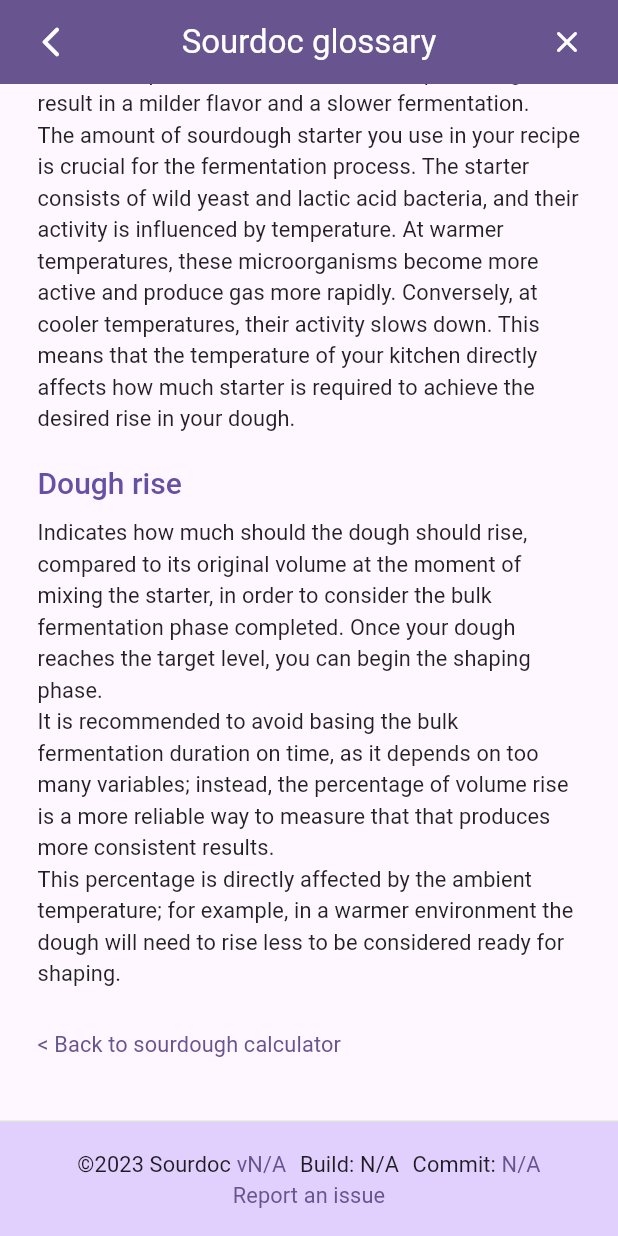
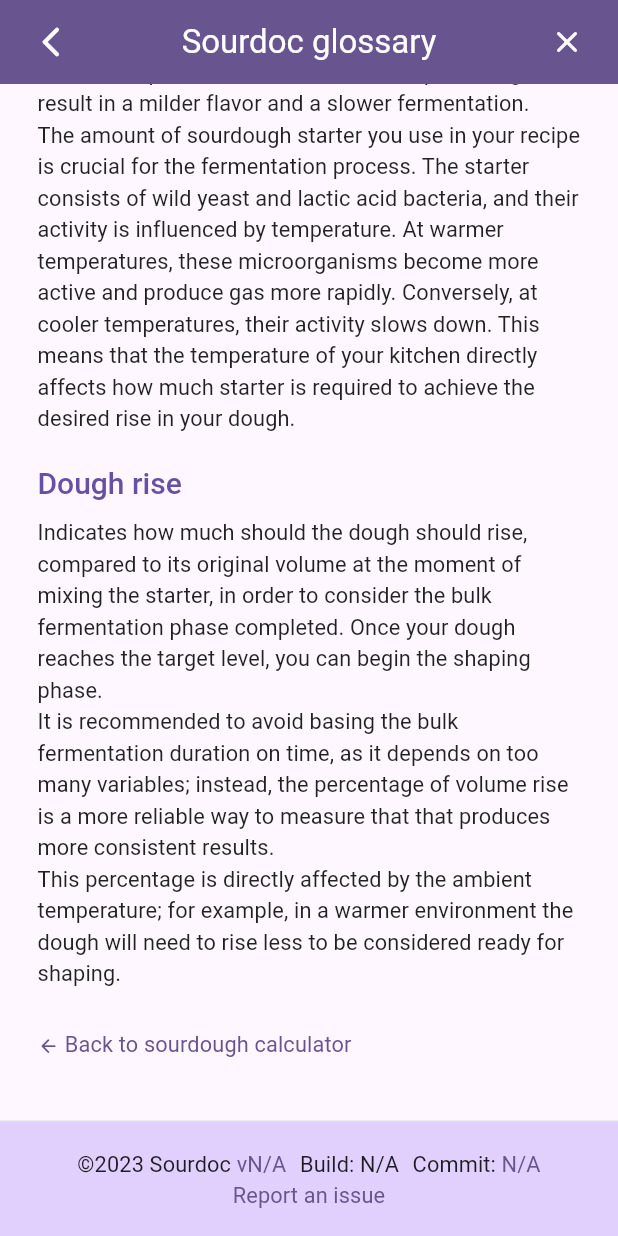
Before and after one commit to duddu/sourdoc, a Flutter app: the SecondaryPage screen opened directly, scrolled down 267 dp, on a phone screen of 412 x 824 dp. Run offline on Flutter 3.47's test engine with Material 3 defaults, Android fonts, the light colour scheme and no system bars; our stand-ins replace shared_preferences; missing offline and left inert: window_size; accounts and stored records are empty; Roboto replaces fonts that are missing (Roboto, sans-serif, Arial).

Commit message:
Update back to calculator button

```diff
--- a/lib/widgets/secondary_page.dart
+++ b/lib/widgets/secondary_page.dart
@@ -61,7 +61,13 @@ class BackToHomePageTextButton extends StatelessWidget {
               textStyle: MaterialStateProperty.all(
                   Theme.of(context).textTheme.bodyMedium),
               padding: const MaterialStatePropertyAll(EdgeInsets.zero)),
-          child: const Text('< ${locale.backToHome}'),
+          child: Row(children: [
+            Icon(
+              Icons.arrow_back_rounded,
+              size: Theme.of(context).textTheme.bodyMedium?.fontSize,
+            ),
+            const Text(' ${locale.backToHome}')
+          ]),
         ));
   }
 }
```
